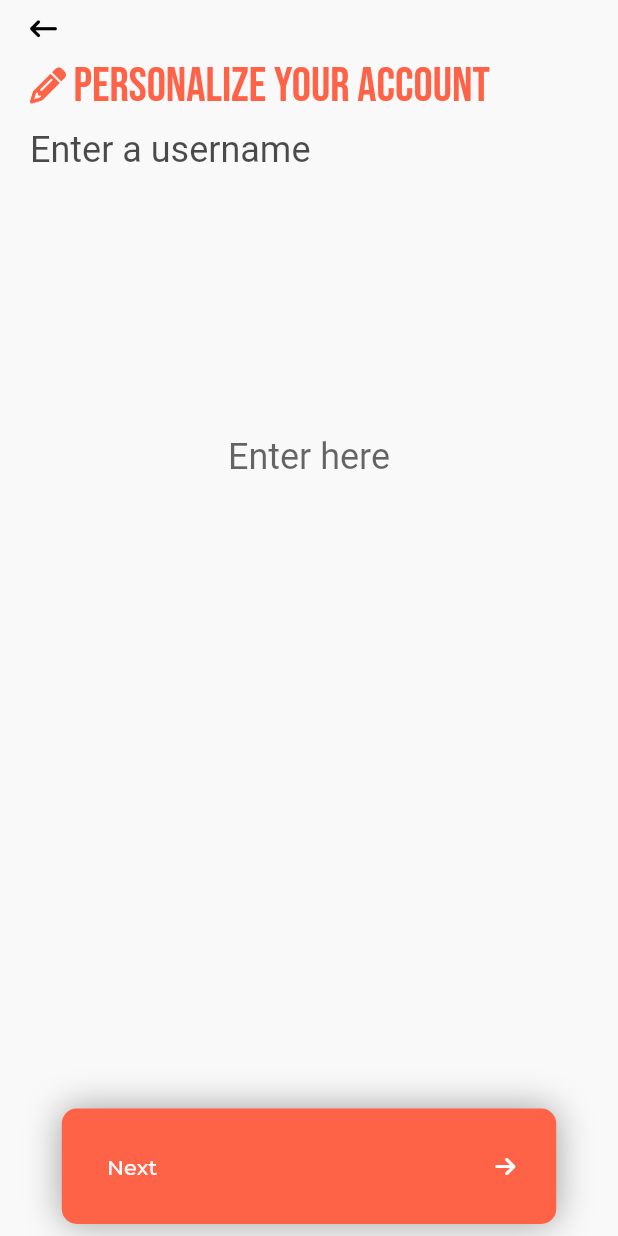
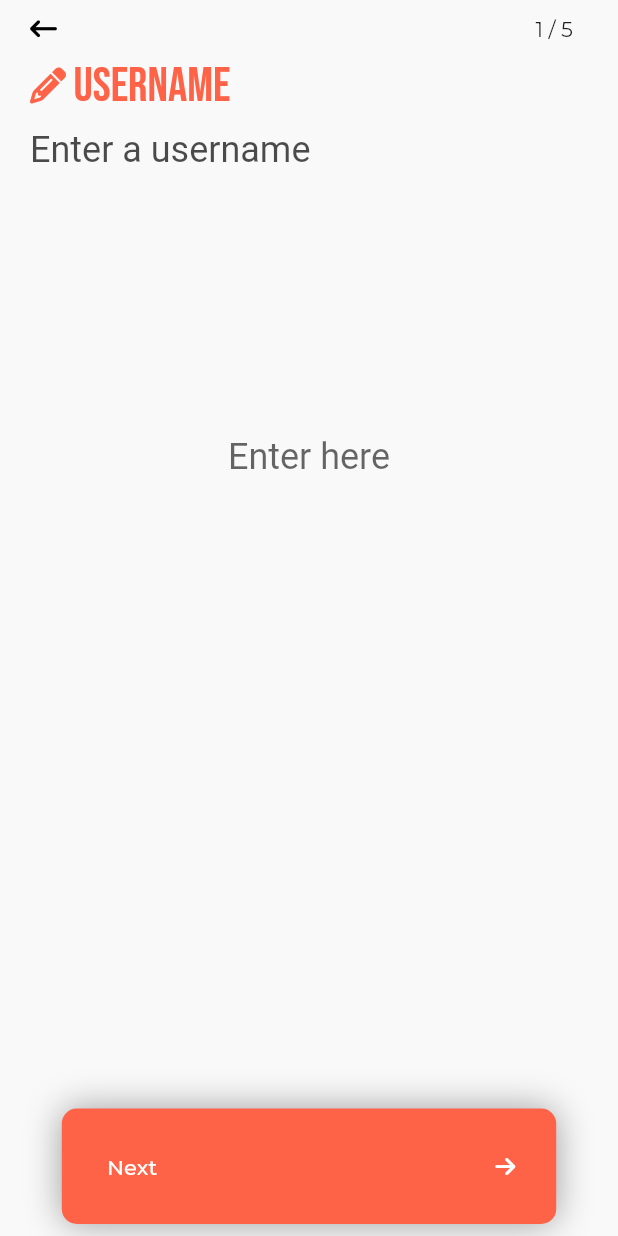
Before and after one commit to ColtonDevAcc/fitstack_app, a Flutter app: the SignUp_Page screen opened by its route, after a tap on "Next", on a phone screen of 412 x 824 dp. Run offline on Flutter 3.47's test engine with Material 2 defaults, Android fonts, the light colour scheme and no system bars; drawn by our look-alikes of flutter_form_builder; our stand-ins replace auto_route, bloc, dot_navigation_bar, email_validator, equatable, firebase_analytics and 11 more; missing offline and left inert: device_info_plus_web, firebase_analytics_web, firebase_auth_web, firebase_core_web, firebase_performance_web, firebase_remote_config_web and 5 more; accounts and stored records are empty; network calls fail; statements that could not run were skipped.

Commit message:
form validation work

```diff
--- a/lib/presentation/signup/cubit/signup_cubit.dart
+++ b/lib/presentation/signup/cubit/signup_cubit.dart
@@ -3,6 +3,8 @@ import 'dart:developer';
 import 'package:FitStack/app/repository/auth_repository.dart';
 import 'package:bloc/bloc.dart';
 import 'package:equatable/equatable.dart';
+import 'package:flutter/material.dart';
+import 'package:flutter_form_builder/flutter_form_builder.dart';
 import 'package:health/health.dart';
 import 'package:image_picker/image_picker.dart';
 
@@ -21,6 +23,9 @@ class SignupCubit extends Cubit<SignupState> {
   }
 
   void usernameChanged(String username) {
+    if (username.length > 3) {
+      state.formKey![state.index].currentState!.validate();
+    }
     emit(
       state.copyWith(username: username),
     );
@@ -44,7 +49,7 @@ class SignupCubit extends Cubit<SignupState> {
     HealthFactory health = HealthFactory();
     List<HealthDataPoint> healthDataList = [];
     final now = DateTime.now();
-    final yesterday = now.subtract(Duration(days: 5));
+    final yesterday = now.subtract(Duration(days: 1));
 
     final types = [
       HealthDataType.STEPS,
@@ -94,19 +99,27 @@ class SignupCubit extends Cubit<SignupState> {
         // fetch health data
         List<HealthDataPoint> healthData =
             await health.getHealthDataFromTypes(yesterday, now, types);
-
         // save all the new data points (only the first 100)
         healthDataList.addAll((healthData.length < 100) ? healthData : healthData.sublist(0, 100));
-        healthDataList.forEach((x) => print(x));
+
+        healthDataList = HealthFactory.removeDuplicates(healthDataList);
+
+        emit(
+          state.copyWith(healthData: healthDataList),
+        );
       } catch (error) {
         log("Exception in getHealthDataFromTypes: $error");
       }
     } else {
       log("no permissions given");
     }
+  }
 
-    emit(
-      state.copyWith(healthData: healthDataList),
-    );
+  void setIndexRange(int range) {
+    List<GlobalKey<FormBuilderState>> formKey = [];
+    for (int i = 0; i < range; i++) {
+      formKey.add(GlobalKey<FormBuilderState>());
+    }
+    emit(state.copyWith(indexRange: range, formKey: formKey));
   }
 }
--- a/lib/presentation/signup/cubit/signup_state.dart
+++ b/lib/presentation/signup/cubit/signup_state.dart
@@ -7,24 +7,30 @@ class SignupState extends Equatable {
   final String firstLastName;
   final List<HealthDataPoint>? healthData;
   final AppState healthStatus;
+  final List<GlobalKey<FormBuilderState>>? formKey;
+  final int indexRange;
 
   SignupState({
+    this.formKey,
     this.healthStatus = AppState.NO_DATA,
     this.profileImage,
     this.firstLastName = "",
     this.index = 0,
+    this.indexRange = 0,
     this.username = "",
     this.healthData,
   });
 
   @override
   List<Object> get props => [
+        formKey ?? [],
         index,
         username,
         firstLastName,
         profileImage ?? XFile('path'),
         healthData ?? [],
         healthStatus,
+        indexRange,
       ];
 
   SignupState copyWith({
@@ -33,14 +39,17 @@ class SignupState extends Equatable {
     String? firstLastName,
     XFile? profileImage,
     List<HealthDataPoint>? healthData,
+    int? indexRange,
+    List<GlobalKey<FormBuilderState>>? formKey,
   }) {
     return SignupState(
-      firstLastName: firstLastName ?? this.firstLastName,
-      index: index ?? this.index,
-      username: username ?? this.username,
-      profileImage: profileImage ?? this.profileImage,
-      healthData: healthData ?? this.healthData,
-    );
+        firstLastName: firstLastName ?? this.firstLastName,
+        index: index ?? this.index,
+        username: username ?? this.username,
+        profileImage: profileImage ?? this.profileImage,
+        healthData: healthData ?? this.healthData,
+        indexRange: indexRange ?? this.indexRange,
+        formKey: formKey ?? this.formKey);
   }
 }
 
--- /dev/null
+++ b/lib/presentation/signup/presentation/atoms/signUp_fullscreen_textfield_widget.dart
@@ -0,0 +1,42 @@
+import 'package:flutter/material.dart';
+import 'package:flutter_form_builder/flutter_form_builder.dart';
+
+class SignUp_Fullscreen_Textfield_Widget extends StatelessWidget {
+  final void Function(String?)? onChanged;
+  final TextInputType? keyboardType;
+  final GlobalKey<FormBuilderState> formKey;
+
+  const SignUp_Fullscreen_Textfield_Widget({
+    required this.formKey,
+    Key? key,
+    this.onChanged,
+    this.keyboardType,
+  }) : super(key: key);
+
+  @override
+  Widget build(BuildContext context) {
+    return FormBuilder(
+      key: formKey,
+      child: FormBuilderTextField(
+        onChanged: onChanged,
+        keyboardType: keyboardType ?? TextInputType.number,
+        style: TextStyle(color: Colors.black),
+        textAlign: TextAlign.center,
+        decoration: InputDecoration(
+          hintText: 'Enter here',
+          enabledBorder: UnderlineInputBorder(
+            borderSide: BorderSide(
+              color: Colors.white.withOpacity(0),
+            ),
+          ),
+          focusedBorder: UnderlineInputBorder(
+            borderSide: BorderSide(
+              color: Colors.white.withOpacity(0),
+            ),
+          ),
+        ),
+        name: '',
+      ),
+    );
+  }
+}
--- a/lib/presentation/signup/presentation/atoms/signup_focused_button.dart
+++ b/lib/presentation/signup/presentation/atoms/signup_focused_button.dart
@@ -7,11 +7,10 @@ import 'package:font_awesome_flutter/font_awesome_flutter.dart';
 class SignUp_Focused_Button_Widget extends StatelessWidget {
   final String text;
   final int index;
-  final void Function()? onPressed;
+
   const SignUp_Focused_Button_Widget({
     Key? key,
     required this.text,
-    required this.onPressed,
     required this.index,
   }) : super(key: key);
 
@@ -21,7 +20,9 @@ class SignUp_Focused_Button_Widget extends StatelessWidget {
     return BlocBuilder<SignupCubit, SignupState>(
       builder: (context, state) {
         return TextButton(
-          onPressed: onPressed,
+          onPressed: () {
+            BlocProvider.of<SignupCubit>(context).changePage(state.index + 1);
+          },
           child: AnimatedContainer(
             decoration: BoxDecoration(
               boxShadow: [
@@ -48,10 +49,14 @@ class SignUp_Focused_Button_Widget extends StatelessWidget {
                   width: state.index > 0 ? buttonSize * .684 : 20,
                 ),
                 if (state.index > 0)
-                  FaIcon(
-                    FontAwesomeIcons.arrowRight,
-                    color: Theme.of(context).colorScheme.onPrimary,
-                    size: 15,
+                  AnimatedRotation(
+                    duration: Duration(milliseconds: 800),
+                    turns: state.formKey![state.index].currentState!.isValid ? -.25 : 0,
+                    child: FaIcon(
+                      FontAwesomeIcons.arrowRight,
+                      color: Theme.of(context).colorScheme.onPrimary,
+                      size: 15,
+                    ),
                   )
               ],
             ),
--- a/lib/presentation/signup/presentation/atoms/signup_username_textfield_widget.dart
+++ /dev/null
@@ -1,37 +0,0 @@
-import 'dart:developer';
-import 'package:FitStack/presentation/signup/cubit/signup_cubit.dart';
-import 'package:flutter/material.dart';
-import 'package:flutter_bloc/flutter_bloc.dart';
-
-class SignUp_fullscreen_Textfield_Widget extends StatelessWidget {
-  final void Function(String)? onChanged;
-  final TextInputType? keyboardType;
-  const SignUp_fullscreen_Textfield_Widget({
-    Key? key,
-    this.onChanged,
-    this.keyboardType,
-  }) : super(key: key);
-
-  @override
-  Widget build(BuildContext context) {
-    return TextField(
-      onChanged: onChanged,
-      keyboardType: keyboardType ?? TextInputType.number,
-      style: TextStyle(color: Colors.black),
-      textAlign: TextAlign.center,
-      decoration: InputDecoration(
-        hintText: 'Enter here',
-        enabledBorder: UnderlineInputBorder(
-          borderSide: BorderSide(
-            color: Colors.white.withOpacity(0),
-          ),
-        ),
-        focusedBorder: UnderlineInputBorder(
-          borderSide: BorderSide(
-            color: Colors.white.withOpacity(0),
-          ),
-        ),
-      ),
-    );
-  }
-}
--- a/lib/presentation/signup/presentation/molecules/basic_info_form.dart
+++ b/lib/presentation/signup/presentation/molecules/basic_info_form.dart
@@ -1,12 +1,13 @@
+import 'package:FitStack/presentation/signup/cubit/signup_cubit.dart';
 import 'package:FitStack/presentation/signup/presentation/molecules/signup_header_widget.dart';
 import 'package:auto_route/auto_route.dart';
 import 'package:email_validator/email_validator.dart';
 import 'package:FitStack/widgets/atoms/textfield_widget.dart';
 import 'package:flutter/gestures.dart';
 import 'package:flutter/material.dart';
+import 'package:flutter_bloc/flutter_bloc.dart';
 
 class BasicInfoForm extends StatefulWidget {
-  final GlobalKey<FormState> formKey;
   final void Function()? googleOnTap;
   final void Function()? NextPageButtonOnPressed;
 
@@ -14,7 +15,6 @@ class BasicInfoForm extends StatefulWidget {
     Key? key,
     this.NextPageButtonOnPressed,
     this.googleOnTap,
-    required this.formKey,
   }) : super(key: key);
 
   @override
@@ -29,6 +29,8 @@ class _BasicInfoFormState extends State<BasicInfoForm> {
 
   @override
   Widget build(BuildContext context) {
+    return BlocBuilder<SignupCubit, SignupState>(
+      builder: (context, state) {
         return Column(
           mainAxisAlignment: MainAxisAlignment.start,
           crossAxisAlignment: CrossAxisAlignment.start,
@@ -36,7 +38,7 @@ class _BasicInfoFormState extends State<BasicInfoForm> {
             SignUp_Header_Widget(),
             Expanded(
               child: Form(
-            key: widget.formKey,
+                key: state.formKey?[state.index],
                 child: Column(
                   children: [
                     Spacer(flex: 1),
@@ -96,5 +98,7 @@ class _BasicInfoFormState extends State<BasicInfoForm> {
             ),
           ],
         );
+      },
+    );
   }
 }
--- a/lib/presentation/signup/presentation/molecules/signup_form_header_widget.dart
+++ b/lib/presentation/signup/presentation/molecules/signup_form_header_widget.dart
@@ -1,4 +1,3 @@
-import 'package:FitStack/app/routing/appRouter.gr.dart';
 import 'package:FitStack/presentation/signup/cubit/signup_cubit.dart';
 import 'package:FitStack/presentation/signup/presentation/atoms/create_account_text_widget.dart';
 import 'package:FitStack/presentation/signup/presentation/atoms/signup_form_header_subtitle_widget.dart';
@@ -31,10 +30,16 @@ class SignUp_Form_Header_Widget extends StatelessWidget {
               },
               child: Padding(
                 padding: const EdgeInsets.fromLTRB(0, 10, 10, 10),
-                child: FaIcon(
-                  FontAwesomeIcons.arrowLeftLong,
-                  color: Theme.of(context).colorScheme.onBackground,
-                  size: 18,
+                child: Row(
+                  mainAxisAlignment: MainAxisAlignment.spaceBetween,
+                  children: [
+                    FaIcon(
+                      FontAwesomeIcons.arrowLeftLong,
+                      color: Theme.of(context).colorScheme.onBackground,
+                      size: 18,
+                    ),
+                    Text("${state.index} / ${state.indexRange}")
+                  ],
                 ),
               ),
             ),
--- a/lib/presentation/signup/presentation/organisms/signup_view.dart
+++ b/lib/presentation/signup/presentation/organisms/signup_view.dart
@@ -1,10 +1,12 @@
+import 'dart:developer';
+
 import 'package:FitStack/presentation/signup/cubit/signup_cubit.dart';
 import 'package:FitStack/presentation/signup/presentation/atoms/signup_focused_button.dart';
 import 'package:FitStack/presentation/signup/presentation/molecules/basic_info_form.dart';
 import 'package:FitStack/presentation/signup/presentation/molecules/social_auth_buttons.dart';
 import 'package:FitStack/presentation/signup/presentation/organisms/health_stats_form_view.dart';
 import 'package:FitStack/presentation/signup/presentation/organisms/personal_info_form_view.dart';
-import 'package:FitStack/presentation/signup/presentation/organisms/personalize_account_view.dart';
+import 'package:FitStack/presentation/signup/presentation/organisms/username_form_view.dart';
 import 'package:FitStack/presentation/signup/presentation/organisms/upload_picture_form_view.dart';
 import 'package:flutter/material.dart';
 import 'package:flutter_bloc/flutter_bloc.dart';
@@ -14,10 +16,9 @@ class SignUp_View extends StatelessWidget {
 
   @override
   Widget build(BuildContext context) {
-    GlobalKey<FormState> formKey = GlobalKey<FormState>();
     List<Widget> forms = [
-      BasicInfoForm(formKey: formKey),
-      Personalize_Account_View(),
+      BasicInfoForm(),
+      Username_Form_View(),
       Personal_Info_Form_View(),
       Upload_Picture_Form_View(),
       Health_Stats_Form_View(),
@@ -25,6 +26,9 @@ class SignUp_View extends StatelessWidget {
 
     return BlocBuilder<SignupCubit, SignupState>(
       builder: (context, state) {
+        if (state.indexRange < 2) {
+          BlocProvider.of<SignupCubit>(context).setIndexRange(forms.length);
+        }
         return Padding(
           padding: const EdgeInsets.fromLTRB(20, 0, 20, 0),
           child: Column(
@@ -32,9 +36,6 @@ class SignUp_View extends StatelessWidget {
               Expanded(child: forms[state.index]),
               SignUp_Focused_Button_Widget(
                 text: 'Next',
-                onPressed: () {
-                  BlocProvider.of<SignupCubit>(context).changePage(state.index + 1);
-                },
                 index: state.index,
               ),
               Social_Auth_Buttons()
--- a/lib/presentation/signup/presentation/organisms/personalize_account_view.dart
+++ b/lib/presentation/signup/presentation/organisms/username_form_view.dart
@@ -1,13 +1,15 @@
+import 'dart:developer';
+
 import 'package:FitStack/presentation/signup/cubit/signup_cubit.dart';
-import 'package:FitStack/presentation/signup/presentation/atoms/signup_selection_button_widget.dart';
-import 'package:FitStack/presentation/signup/presentation/atoms/signup_username_textfield_widget.dart';
+import 'package:FitStack/presentation/signup/presentation/atoms/signUp_fullscreen_textfield_widget.dart';
 import 'package:FitStack/presentation/signup/presentation/molecules/signup_form_header_widget.dart';
 import 'package:flutter/material.dart';
 import 'package:flutter_bloc/flutter_bloc.dart';
+import 'package:flutter_form_builder/flutter_form_builder.dart';
 import 'package:font_awesome_flutter/font_awesome_flutter.dart';
 
-class Personalize_Account_View extends StatelessWidget {
-  const Personalize_Account_View({Key? key}) : super(key: key);
+class Username_Form_View extends StatelessWidget {
+  const Username_Form_View({Key? key}) : super(key: key);
 
   @override
   Widget build(BuildContext context) {
@@ -15,13 +17,17 @@ class Personalize_Account_View extends StatelessWidget {
       children: [
         BlocBuilder<SignupCubit, SignupState>(
           builder: (context, state) {
+            GlobalKey<FormBuilderState>? formKey = state.formKey?[state.index];
+            if (formKey == null) {
+              log("form key null");
+            }
             return Column(
               mainAxisAlignment: MainAxisAlignment.center,
               crossAxisAlignment: CrossAxisAlignment.start,
               children: [
                 SignUp_Form_Header_Widget(
                   icon: FontAwesomeIcons.pencil,
-                  text: 'Personalize your account',
+                  text: 'Username',
                   subtitle: "Enter a username",
                 ),
                 SizedBox(height: MediaQuery.of(context).size.height * .2),
@@ -30,10 +36,11 @@ class Personalize_Account_View extends StatelessWidget {
                     return previous.username != current.username;
                   },
                   builder: (context, state) {
-                    return SignUp_fullscreen_Textfield_Widget(
+                    return SignUp_Fullscreen_Textfield_Widget(
                       onChanged: (val) {
-                        BlocProvider.of<SignupCubit>(context).usernameChanged(val);
+                        BlocProvider.of<SignupCubit>(context).usernameChanged(val ?? "");
                       },
+                      formKey: formKey ?? GlobalKey<FormBuilderState>(),
                     );
                   },
                 ),
--- a/pubspec.yaml
+++ b/pubspec.yaml
@@ -16,6 +16,7 @@ dependencies:
   equatable:
   meta: ^1.3.0
   very_good_analysis: ^2.4.0
+  flutter_form_builder: ^7.4.0
 
   #cache/storage
   get_storage: ^2.0.3
```
Also changed, not shown: lib/presentation/signup/presentation/atoms/signup_stats_card_widget.dart (+59 -7 lines), lib/presentation/signup/presentation/molecules/signup_statistics_widget.dart (+8 -9 lines), lib/presentation/signup/presentation/organisms/health_stats_form_view.dart (+8 -1 lines), lib/presentation/signup/presentation/organisms/personal_info_form_view.dart (+7 -3 lines). Lines whose indentation alone changed are shown as unchanged.
